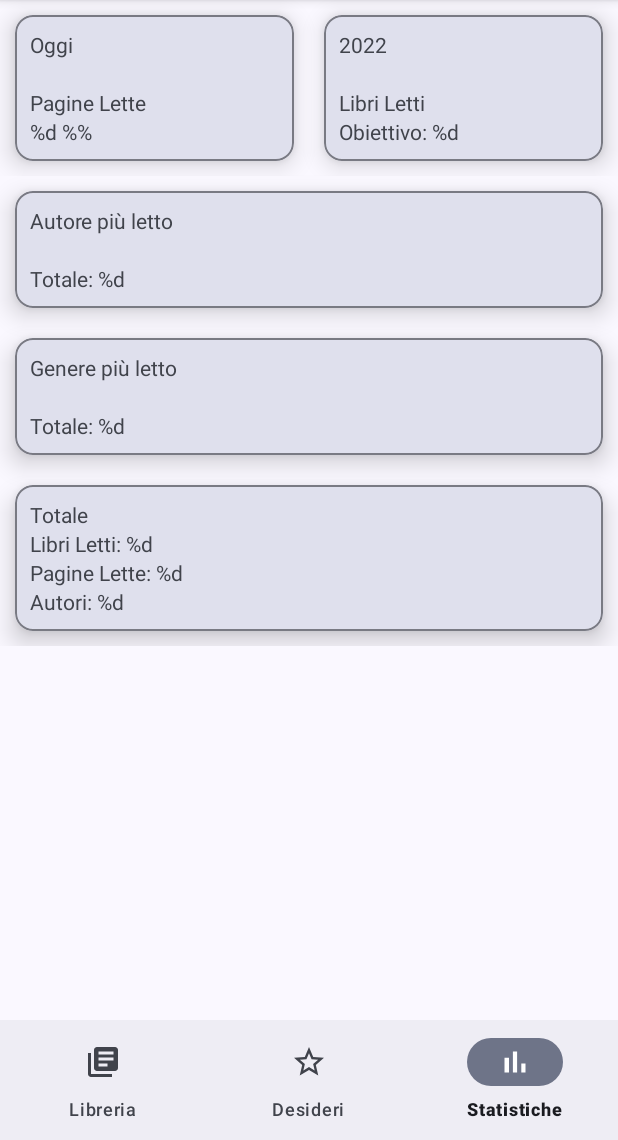
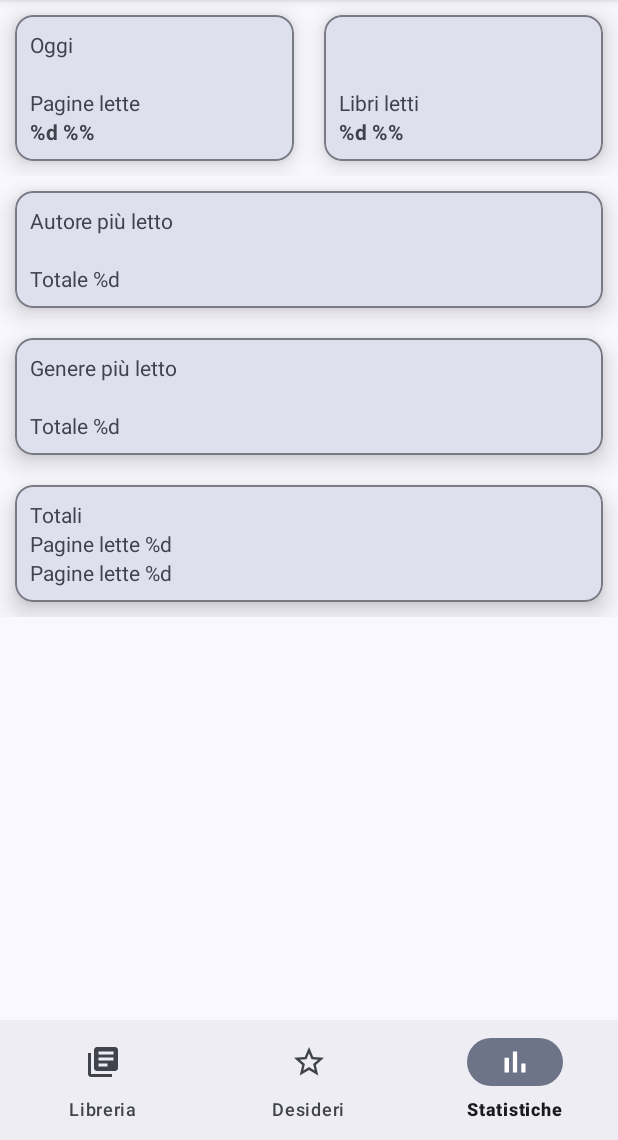
Before and after one commit to enricobolzonello/BookTracker, an Android app: the StatsFragment screen opened through its navigation route, on a phone screen of 412 x 824 dp, the part 96-1236 px from its top. Run offline under Robolectric (Android 15) with nearby library versions, the phone set to English and light mode, and no system bars; our stand-ins replace Room's generated code, navigation-ui.

Commit message:
string resource file changed

```diff
--- a/app/src/main/java/com/unipd/booktracker/BookAdapter.kt
+++ b/app/src/main/java/com/unipd/booktracker/BookAdapter.kt
@@ -41,7 +41,7 @@ class BookAdapter(val parentFragment: Fragment): RecyclerView.Adapter<BookAdapte
             else {
                 val progress = (book.readPages.toDouble() / book.pages.toDouble() * 100).toInt()
                 binding.piReadProgress.progress = progress
-                binding.tvReadProgress.text = parentFragment.getString(R.string.read_progress_placeholder, progress)
+                binding.tvReadProgress.text = parentFragment.getString(R.string.ph_percentage, progress)
             }
 
 
--- a/app/src/main/java/com/unipd/booktracker/fragments/LibraryFragment.kt
+++ b/app/src/main/java/com/unipd/booktracker/fragments/LibraryFragment.kt
@@ -79,10 +79,10 @@ class LibraryFragment: Fragment() {
 
         binding.fab.setOnClickListener {
             if (!(requireActivity() as MainActivity).isNetworkAvailable())
-                Toast.makeText(requireActivity(),getString(R.string.network_errror), Toast.LENGTH_SHORT).show()
+                Toast.makeText(requireActivity(),getString(R.string.network_error), Toast.LENGTH_SHORT).show()
             else {
                 val dialog = AddDialogFragment()
-                dialog.show(childFragmentManager, getString(R.string.title_add_book))
+                dialog.show(childFragmentManager, getString(R.string.add_book))
             }
         }
 
--- a/app/src/main/java/com/unipd/booktracker/fragments/WishlistFragment.kt
+++ b/app/src/main/java/com/unipd/booktracker/fragments/WishlistFragment.kt
@@ -3,7 +3,6 @@ package com.unipd.booktracker.fragments
 import android.app.SearchManager
 import android.content.Context
 import android.os.Bundle
-import android.util.Log
 import android.view.*
 import android.widget.FrameLayout
 import android.widget.Toast
@@ -78,10 +77,10 @@ class WishlistFragment: Fragment() {
 
         binding.fab.setOnClickListener {
             if (!(requireActivity() as MainActivity).isNetworkAvailable())
-                Toast.makeText(requireActivity(),getString(R.string.network_errror), Toast.LENGTH_SHORT).show()
+                Toast.makeText(requireActivity(),getString(R.string.network_error), Toast.LENGTH_SHORT).show()
             else {
                 val dialog = AddDialogFragment()
-                dialog.show(childFragmentManager, getString(R.string.title_add_book))
+                dialog.show(childFragmentManager, getString(R.string.add_book))
             }
         }
 
--- a/app/src/main/res/layout/fragment_add_book.xml
+++ b/app/src/main/res/layout/fragment_add_book.xml
@@ -13,7 +13,7 @@
         android:layout_width="match_parent"
         android:layout_height="wrap_content"
         android:textAlignment="center"
-        android:text="@string/title_add_book"
+        android:text="@string/add_book"
         android:textAppearance="@style/TextAppearance.Material3.TitleLarge"
         android:textStyle="bold"/>
 
--- a/app/src/main/res/layout/fragment_stats.xml
+++ b/app/src/main/res/layout/fragment_stats.xml
@@ -3,7 +3,8 @@
     xmlns:app="http://schemas.android.com/apk/res-auto"
     xmlns:tools="http://schemas.android.com/tools"
     android:layout_width="match_parent"
-    android:layout_height="match_parent">
+    android:layout_height="match_parent"
+    tools:context=".fragments.StatsFragment">
 
     <LinearLayout
         android:layout_width="match_parent"
@@ -14,11 +15,9 @@
             android:layout_width="match_parent"
             android:layout_height="wrap_content"
             android:orientation="horizontal"
-            android:weightSum="2"
-            tools:context=".fragments.StatsFragment">
+            android:weightSum="2">
 
             <com.google.android.material.card.MaterialCardView
-                android:id="@+id/s_pages_read_day"
                 android:layout_width="0dp"
                 android:layout_height="wrap_content"
                 android:layout_margin="@dimen/content_margin"
@@ -37,31 +36,34 @@
                         android:layout_height="wrap_content"
                         android:ellipsize="end"
                         android:maxLines="1"
-                        android:text="Oggi" />
+                        android:text="@string/today" />
 
                     <com.google.android.material.textview.MaterialTextView
+                        android:id="@+id/tv_pages_read_today"
                         android:layout_width="match_parent"
                         android:layout_height="wrap_content"
                         android:ellipsize="end"
-                        android:maxLines="1" />
+                        android:maxLines="1"
+                        android:textStyle="bold"/>
 
                     <com.google.android.material.textview.MaterialTextView
                         android:layout_width="wrap_content"
                         android:layout_height="wrap_content"
                         android:ellipsize="end"
                         android:maxLines="1"
-                        android:text="Pagine Lette" />
+                        android:text="@string/read_pages" />
 
                     <com.google.android.material.textview.MaterialTextView
+                        android:id="@+id/tv_pages_read_today_increment"
                         android:layout_width="wrap_content"
                         android:layout_height="wrap_content"
-                        android:text="%d %%" />
+                        android:text="@string/ph_percentage"
+                        android:textStyle="bold"/>
                 </LinearLayout>
 
             </com.google.android.material.card.MaterialCardView>
 
             <com.google.android.material.card.MaterialCardView
-                android:id="@+id/s_books_read_year"
                 android:layout_width="0dp"
                 android:layout_height="wrap_content"
                 android:layout_margin="@dimen/content_margin"
@@ -76,34 +78,40 @@
                     android:orientation="vertical">
 
                     <com.google.android.material.textview.MaterialTextView
+                        android:id="@+id/tv_year"
                         android:layout_width="wrap_content"
                         android:layout_height="wrap_content"
                         android:ellipsize="end"
-                        android:maxLines="1"
-                        android:text="2022" />
+                        android:maxLines="1" />
 
                     <com.google.android.material.textview.MaterialTextView
+                        android:id="@+id/tv_books_read_year"
                         android:layout_width="match_parent"
                         android:layout_height="wrap_content"
                         android:ellipsize="end"
-                        android:maxLines="1" />
+                        android:maxLines="1"
+                        android:textStyle="bold" />
 
                     <com.google.android.material.textview.MaterialTextView
                         android:layout_width="wrap_content"
                         android:layout_height="wrap_content"
                         android:ellipsize="end"
                         android:maxLines="1"
-                        android:text="Libri Letti" />
+                        android:text="@string/read_books" />
 
                     <com.google.android.material.textview.MaterialTextView
+                        android:id="@+id/tv_books_read_year_increment"
                         android:layout_width="wrap_content"
                         android:layout_height="wrap_content"
                         android:ellipsize="end"
                         android:maxLines="1"
-                        android:text="Obiettivo: %d" />
+                        android:text="@string/ph_percentage"
+                        android:textStyle="bold"/>
+
                 </LinearLayout>
 
             </com.google.android.material.card.MaterialCardView>
+
         </LinearLayout>
 
         <com.google.android.material.card.MaterialCardView
@@ -119,25 +127,27 @@
                 android:layout_height="wrap_content"
                 android:orientation="vertical">
 
-            <com.google.android.material.textview.MaterialTextView
-                android:layout_width="wrap_content"
-                android:layout_height="wrap_content"
-                android:text="Autore più letto"
-                android:ellipsize="end"
-                android:maxLines="1"/>
+                <com.google.android.material.textview.MaterialTextView
+                    android:layout_width="wrap_content"
+                    android:layout_height="wrap_content"
+                    android:text="@string/most_read_author"
+                    android:ellipsize="end"
+                    android:maxLines="1"/>
 
-            <com.google.android.material.textview.MaterialTextView
-                android:layout_width="wrap_content"
-                android:layout_height="wrap_content"
-                android:ellipsize="end"
-                android:maxLines="1"/>
+                <com.google.android.material.textview.MaterialTextView
+                    android:id="@+id/tv_most_read_author"
+                    android:layout_width="wrap_content"
+                    android:layout_height="wrap_content"
+                    android:ellipsize="end"
+                    android:maxLines="1"/>
 
-            <com.google.android.material.textview.MaterialTextView
-                android:layout_width="wrap_content"
-                android:layout_height="wrap_content"
-                android:text="Totale: %d"
-                android:ellipsize="end"
-                android:maxLines="1"/>
+                <com.google.android.material.textview.MaterialTextView
+                    android:id="@+id/tv_total_authors"
+                    android:layout_width="wrap_content"
+                    android:layout_height="wrap_content"
+                    android:text="@string/ph_total"
+                    android:ellipsize="end"
+                    android:maxLines="1"/>
 
             </LinearLayout>
 
@@ -157,9 +167,10 @@
                 android:orientation="vertical">
 
                 <com.google.android.material.textview.MaterialTextView
+                    android:id="@+id/tv_most_read_genre"
                     android:layout_width="wrap_content"
                     android:layout_height="wrap_content"
-                    android:text="Genere più letto"
+                    android:text="@string/most_read_genre"
                     android:ellipsize="end"
                     android:maxLines="1"/>
 
@@ -170,9 +181,10 @@
                     android:maxLines="1"/>
 
                 <com.google.android.material.textview.MaterialTextView
+                    android:id="@+id/tv_total_genres"
                     android:layout_width="wrap_content"
                     android:layout_height="wrap_content"
-                    android:text="Totale: %d"
+                    android:text="@string/ph_total"
                     android:ellipsize="end"
                     android:maxLines="1"/>
 
@@ -196,33 +208,30 @@
                 <com.google.android.material.textview.MaterialTextView
                     android:layout_width="wrap_content"
                     android:layout_height="wrap_content"
-                    android:text="Totale"
+                    android:text="@string/total"
                     android:ellipsize="end"
                     android:maxLines="1"/>
 
                 <com.google.android.material.textview.MaterialTextView
+                    android:id="@+id/tv_total_read_pages"
                     android:layout_width="wrap_content"
                     android:layout_height="wrap_content"
-                    android:text="Libri Letti: %d"
+                    android:text="@string/ph_total_pages"
                     android:ellipsize="end"
                     android:maxLines="1"/>
 
                 <com.google.android.material.textview.MaterialTextView
+                    android:id="@+id/tv_total_read_books"
                     android:layout_width="wrap_content"
                     android:layout_height="wrap_content"
-                    android:text="Pagine Lette: %d"
-                    android:ellipsize="end"
-                    android:maxLines="1"/>
-
-                <com.google.android.material.textview.MaterialTextView
-                    android:layout_width="wrap_content"
-                    android:layout_height="wrap_content"
-                    android:text="Autori: %d"
+                    android:text="@string/ph_total_pages"
                     android:ellipsize="end"
                     android:maxLines="1"/>
 
             </LinearLayout>
 
         </com.google.android.material.card.MaterialCardView>
+
     </LinearLayout>
+
 </ScrollView>
--- a/app/src/main/res/layout/fragment_wishlist.xml
+++ b/app/src/main/res/layout/fragment_wishlist.xml
@@ -22,7 +22,7 @@
         android:layout_marginBottom="@dimen/content_margin"
         android:contentDescription="@string/app_name"
         android:elevation="@dimen/elevation"
-        android:text="@string/fab_action"
+        android:text="@string/add_book"
         app:icon="@drawable/ic_add" />
 
 </FrameLayout>
--- a/app/src/main/res/menu/book_detail_menu.xml
+++ b/app/src/main/res/menu/book_detail_menu.xml
@@ -5,13 +5,13 @@
     <item
         android:id="@+id/action_share_book"
         android:icon="@drawable/ic_share"
-        android:title="@string/title_share_book"
+        android:title="@string/share_book"
         app:showAsAction="ifRoom" />
 
     <item
         android:id="@+id/action_delete_book"
         android:icon="@drawable/ic_delete"
-        android:title="@string/title_delete_book"
+        android:title="@string/delete_book"
         app:showAsAction="ifRoom" />
 
 </menu>
--- a/app/src/main/res/menu/bottom_nav_menu.xml
+++ b/app/src/main/res/menu/bottom_nav_menu.xml
@@ -4,15 +4,15 @@
     <item
         android:id="@+id/navigation_library"
         android:icon="@drawable/ic_library"
-        android:title="@string/title_library" />
+        android:title="@string/library" />
 
     <item
         android:id="@+id/navigation_wishlist"
         android:icon="@drawable/ic_wishlist"
-        android:title="@string/title_wishlist" />
+        android:title="@string/wishlist" />
 
     <item
         android:id="@+id/navigation_stats"
         android:icon="@drawable/ic_stats"
-        android:title="@string/title_stats" />
+        android:title="@string/stats" />
 </menu>
--- a/app/src/main/res/menu/default_action_menu.xml
+++ b/app/src/main/res/menu/default_action_menu.xml
@@ -5,7 +5,7 @@
     <item
         android:id="@+id/action_settings"
         android:icon="@drawable/ic_settings"
-        android:title="@string/title_settings"
+        android:title="@string/settings"
         app:showAsAction="ifRoom" />
 
 </menu>
--- a/app/src/main/res/menu/list_action_menu.xml
+++ b/app/src/main/res/menu/list_action_menu.xml
@@ -5,14 +5,14 @@
     <item
         android:id="@+id/action_search"
         android:icon="@drawable/ic_search"
-        android:title="@string/title_search"
+        android:title="@string/search_books"
         app:showAsAction="ifRoom|collapseActionView"
         app:actionViewClass="androidx.appcompat.widget.SearchView"/>
 
     <item
         android:id="@+id/action_sort"
         android:icon="@drawable/ic_sort"
-        android:title="@string/title_sort"
+        android:title="@string/sort_books"
         app:showAsAction="ifRoom" />
 
 </menu>
--- a/app/src/main/res/menu/sorting_menu.xml
+++ b/app/src/main/res/menu/sorting_menu.xml
@@ -3,34 +3,34 @@
 
     <item
         android:id="@+id/action_byTitleAsc"
-        android:title="@string/sort_byTitleAsc" />
+        android:title="@string/by_title_asc" />
 
     <item
         android:id="@+id/action_byTitleDesc"
-        android:title="@string/sort_byTitleDesc" />
+        android:title="@string/by_title_desc" />
 
     <item
         android:id="@+id/action_byAuthorAsc"
-        android:title="@string/sort_byAuthorAsc" />
+        android:title="@string/by_author_asc" />
 
     <item
         android:id="@+id/action_byAuthorDesc"
-        android:title="@string/sort_byAuthorDesc" />
+        android:title="@string/by_author_desc" />
 
     <item
         android:id="@+id/action_byYearAsc"
-        android:title="@string/sort_byYearAsc" />
+        android:title="@string/by_year_asc" />
 
     <item
         android:id="@+id/action_byYearDesc"
-        android:title="@string/sort_byYearDesc" />
+        android:title="@string/by_year_desc" />
 
     <item
         android:id="@+id/action_byReadProgressAsc"
-        android:title="@string/sort_byReadProgressAsc" />
+        android:title="@string/by_progress_asc" />
 
     <item
         android:id="@+id/action_byReadProgressDesc"
-        android:title="@string/sort_byReadProgressDesc" />
+        android:title="@string/by_progress_desc" />
 
 </menu>
--- a/app/src/main/res/navigation/nav_graph.xml
+++ b/app/src/main/res/navigation/nav_graph.xml
@@ -50,7 +50,7 @@
     <fragment
         android:id="@+id/navigation_settings"
         android:name="com.unipd.booktracker.fragments.SettingsFragment"
-        android:label="@string/title_settings"
+        android:label="@string/settings"
         tools:layout="@layout/fragment_settings" />
     <dialog
         android:id="@+id/addDialogFragment"
--- a/app/src/main/res/values/strings.xml
+++ b/app/src/main/res/values/strings.xml
@@ -1,49 +1,60 @@
 <resources>
     <string name="app_name">BookTracker</string>
-    <string name="title_library">Libreria</string>
-    <string name="title_wishlist">Desideri</string>
-    <string name="title_stats">Statistiche</string>
-    <string name="title_settings">Impostazioni</string>
-    <string name="title_book_detail">Dettagli libro</string>
-    <string name="title_sort">Ordina</string>
-    <string name="title_search">Ricerca</string>
-    <string name="title_add_book">Aggiungi libro</string>
-    <string name="title_share_book">Condividi libro</string>
-    <string name="title_delete_book">Elimina libro</string>
+    <!-- Fragment titles -->
+    <string name="library">Libreria</string>
+    <string name="wishlist">Desideri</string>
+    <string name="stats">Statistiche</string>
+    <string name="settings">Impostazioni</string>
+    <string name="book_detail">Dettagli libro</string>
+    <string name="add_book">Aggiungi libro</string>
+    <!-- Actions -->
+    <string name="sort_books">Ordina</string>
+    <string name="search_books">Ricerca</string>
+    <string name="share_book">Condividi libro</string>
+    <string name="delete_book">Elimina libro</string>
+    <string name="sort_by">Ordina per</string>
+    <!-- Sortings -->
+    <string name="by_title_asc">Per Titolo (A-Z)</string>
+    <string name="by_title_desc">Per Titolo (Z-A)</string>
+    <string name="by_author_asc">Per Autore (A-Z)</string>
+    <string name="by_author_desc">Per Autore (Z-A)</string>
+    <string name="by_year_asc">Per Anno Crescente</string>
+    <string name="by_year_desc">Per Autore Decrescente</string>
+    <string name="by_progress_asc">Per Progresso lettura Crescente</string>
+    <string name="by_progress_desc">Per Progresso lettura Decrescente</string>
+    <!-- Filter chips -->
+    <string name="not_read">Non letti</string>
+    <string name="reading">In lettura</string>
+    <string name="read">Letti</string>
+    <!-- Book info -->
+    <string name="title">Titolo</string>
+    <string name="author">Autore</string>
+    <string name="genre">Genere</string>
+    <string name="language">Lingua</string>
+    <string name="pages">Pagine</string>
+    <string name="description">Descrizione</string>
+    <string name="publisher">Editore</string>
+    <string name="isbn">ISBN</string>
+    <!-- Stats -->
+    <string name="today">Oggi</string>
+    <string name="read_pages">Pagine lette</string>
+    <string name="read_books">Libri letti</string>
+    <string name="most_read_author">Autore più letto</string>
+    <string name="most_read_genre">Genere più letto</string>
+    <string name="total">Totali</string>
+    <!-- Search hint -->
     <string name="search_hint">Cerca libro</string>
-    <string name="title_placeholder">Titolo</string>
-    <string name="author_placeholder">Autore</string>
-    <string name="thumb_description">Copertina libro</string>
-    <string name="state_description">Stato lettura libro</string>
-    <string name="filter_not_read">Non letti</string>
-    <string name="filter_reading">In lettura</string>
-    <string name="filter_read">Letti</string>
-    <string name="filter_sort">Ordina per</string>
-    <string name="fab_action">Aggiungi libro</string>
-    <string name="sort_byTitleAsc">Per Titolo (A-Z)</string>
-    <string name="sort_byTitleDesc">Per Titolo (Z-A)</string>
-    <string name="sort_byAuthorAsc">Per Autore (A-Z)</string>
-    <string name="sort_byAuthorDesc">Per Autore (Z-A)</string>
-    <string name="sort_byYearAsc">Per Anno Crescente</string>
-    <string name="sort_byYearDesc">Per Autore Decrescente</string>
-    <string name="sort_byReadProgressAsc">Per Progresso lettura Crescente</string>
-    <string name="sort_byReadProgressDesc">Per Progresso lettura Decrescente</string>
-    <string name="genres_placeholder">Genere</string>
-    <string name="read_progress_placeholder">%d %%</string>
-    <string name="bd_language_title">Lingua</string>
-    <string name="bd_language">IT</string>
-    <string name="bd_pages_title">Pagine</string>
-    <string name="bd_pages">0</string>
-    <string name="bd_description_title">Descrizione</string>
-    <string name="bd_description">Lorem ipsum dolor sit amet, consectetur adipiscing elit, sed do eiusmod tempor incididunt ut labore et dolore magna aliqua. Ut enim ad minim veniam, quis nostrud exercitation ullamco laboris nisi ut aliquip ex ea commodo consequat. Duis aute irure dolor in reprehenderit in voluptate velit esse cillum dolore eu fugiat nulla pariatur. Excepteur sint occaecat cupidatat non proident, sunt in culpa qui officia deserunt mollit anim id est laborum.</string>
-    <string name="bd_publisher_title">Editore</string>
-    <string name="bd_publisher">Editore placeholder</string>
-    <string name="bd_isbn_title">ISBN</string>
-    <string name="bd_isbn">000000000000000</string>
     <string name="add_book_hint">Cerca libro</string>
-    <string name="network_errror">Per favore controlla che la connessione di rete sia attiva</string>
+    <!-- Placeholders -->
+    <string name="ph_percentage">%d %%</string>
+    <string name="ph_total">Totale %d</string>
+    <string name="ph_total_pages">Pagine lette %d</string>
+    <string name="ph_total_books">Libri letti %d</string>
+    <!-- Errors -->
+    <string name="network_error">Per favore controlla che la connessione di rete sia attiva</string>
     <string name="books_api_error">Si è verificato un errore durante la connessione a Books API</string>
     <string name="page_value_error">Per favore inserire un numero di pagine valido</string>
+    <!-- Settings -->
     <string name="settings_theme">Tema dell\'app</string>
     <string name="preference">Preferenza random</string>
     <string-array name="theme_spinner_array">
--- a/app/src/main/res/xml/searchable.xml
+++ b/app/src/main/res/xml/searchable.xml
@@ -1,4 +1,4 @@
 <?xml version="1.0" encoding="utf-8"?>
 <searchable xmlns:android="http://schemas.android.com/apk/res/android"
-    android:label="@string/title_search"
+    android:label="@string/search_books"
     android:hint="@string/search_hint"/>
```
Also changed, not shown: app/src/main/java/com/unipd/booktracker/MainActivity.kt (+2 -7 lines), app/src/main/res/layout/book_card.xml (+4 -4 lines), app/src/main/res/layout/fragment_book_detail.xml (+14 -19 lines), app/src/main/res/layout/fragment_library.xml (+4 -4 lines).
